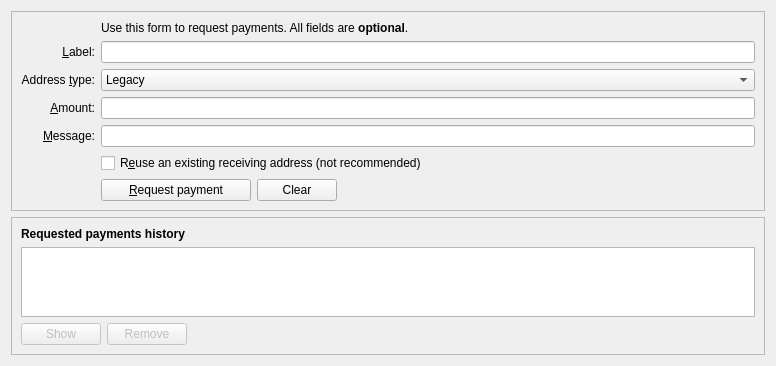
The window that src/qt/forms/receivecoinsdialog.ui (BlueDragon747/lithium) describes before a commit, drawn with Qt 5.
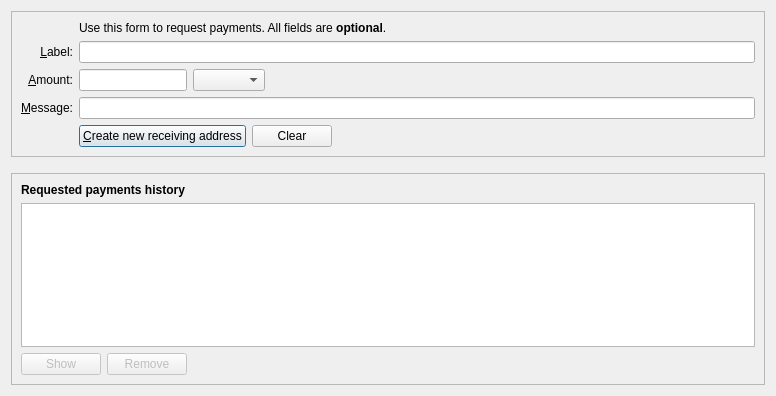
The same window after the commit. Icons and pictures are not drawn. Custom widgets are drawn as their Qt base class.

```diff
--- a/src/qt/forms/receivecoinsdialog.ui
+++ b/src/qt/forms/receivecoinsdialog.ui
@@ -1,13 +1,13 @@
 <?xml version="1.0" encoding="UTF-8"?>
 <ui version="4.0">
  <class>ReceiveCoinsDialog</class>
- <widget class="QWidget" name="ReceiveCoinsDialog">
+ <widget class="QDialog" name="ReceiveCoinsDialog">
   <property name="geometry">
    <rect>
     <x>0</x>
     <y>0</y>
     <width>776</width>
-    <height>364</height>
+    <height>396</height>
    </rect>
   </property>
   <layout class="QVBoxLayout" name="verticalLayout" stretch="0,0,1">
@@ -28,6 +28,38 @@
      <layout class="QVBoxLayout" name="verticalLayout_3">
       <item>
        <layout class="QGridLayout" name="gridLayout">
+        <item row="5" column="0">
+         <widget class="QLabel" name="label">
+          <property name="toolTip">
+           <string>An optional amount to request. Leave this empty or zero to not request a specific amount.</string>
+          </property>
+          <property name="text">
+           <string>&amp;Amount:</string>
+          </property>
+          <property name="alignment">
+           <set>Qt::AlignRight|Qt::AlignTrailing|Qt::AlignVCenter</set>
+          </property>
+          <property name="buddy">
+           <cstring>reqAmount</cstring>
+          </property>
+         </widget>
+        </item>
+        <item row="6" column="0">
+         <widget class="QLabel" name="label_3">
+          <property name="toolTip">
+           <string>An optional message to attach to the payment request, which will be displayed when the request is opened. Note: The message will not be sent with the payment over the Lithium network.</string>
+          </property>
+          <property name="text">
+           <string>&amp;Message:</string>
+          </property>
+          <property name="alignment">
+           <set>Qt::AlignRight|Qt::AlignTrailing|Qt::AlignVCenter</set>
+          </property>
+          <property name="buddy">
+           <cstring>reqMessage</cstring>
+          </property>
+         </widget>
+        </item>
         <item row="4" column="2">
          <widget class="QLineEdit" name="reqLabel">
           <property name="toolTip">
@@ -58,114 +90,14 @@
           </property>
          </widget>
         </item>
-        <item row="5" column="0">
-         <widget class="QLabel" name="label_addressType">
-          <property name="toolTip">
-           <string>Select which address format to generate for this request.</string>
-          </property>
-          <property name="text">
-           <string>Address &amp;type:</string>
-          </property>
-          <property name="alignment">
-           <set>Qt::AlignRight|Qt::AlignTrailing|Qt::AlignVCenter</set>
-          </property>
-          <property name="buddy">
-           <cstring>addressType</cstring>
-          </property>
-         </widget>
-        </item>
-        <item row="5" column="2">
-         <widget class="QComboBox" name="addressType">
-          <property name="toolTip">
-           <string>Select which address format to generate for this request.</string>
-          </property>
-          <item>
-           <property name="text">
-            <string>Legacy</string>
-           </property>
-          </item>
-          <item>
-           <property name="text">
-            <string>P2SH-SegWit</string>
-           </property>
-          </item>
-           <item>
-            <property name="text">
-             <string>Bech32</string>
-            </property>
-           </item>
-         </widget>
-        </item>
-        <item row="6" column="0">
-         <widget class="QLabel" name="label">
-          <property name="toolTip">
-           <string>An optional amount to request. Leave this empty or zero to not request a specific amount.</string>
-          </property>
-          <property name="text">
-           <string>&amp;Amount:</string>
-          </property>
-          <property name="alignment">
-           <set>Qt::AlignRight|Qt::AlignTrailing|Qt::AlignVCenter</set>
-          </property>
-          <property name="buddy">
-           <cstring>reqAmount</cstring>
-          </property>
-         </widget>
-        </item>
         <item row="6" column="2">
-         <widget class="BitcoinAmountField" name="reqAmount">
-          <property name="minimumSize">
-           <size>
-            <width>80</width>
-            <height>0</height>
-           </size>
-          </property>
-          <property name="toolTip">
-           <string>An optional amount to request. Leave this empty or zero to not request a specific amount.</string>
-          </property>
-         </widget>
-        </item>
-        <item row="7" column="0">
-         <widget class="QLabel" name="label_3">
-          <property name="toolTip">
-           <string>An optional message to attach to the payment request, which will be displayed when the request is opened. Note: The message will not be sent with the payment over the network.</string>
-          </property>
-          <property name="text">
-           <string>&amp;Message:</string>
-          </property>
-          <property name="alignment">
-           <set>Qt::AlignRight|Qt::AlignTrailing|Qt::AlignVCenter</set>
-          </property>
-          <property name="buddy">
-           <cstring>reqMessage</cstring>
-          </property>
-         </widget>
-        </item>
-        <item row="7" column="2">
          <widget class="QLineEdit" name="reqMessage">
           <property name="toolTip">
            <string>An optional message to attach to the payment request, which will be displayed when the request is opened. Note: The message will not be sent with the payment over the network.</string>
           </property>
          </widget>
         </item>
-        <item row="8" column="2">
-         <widget class="QCheckBox" name="reuseAddress">
-          <property name="toolTip">
-           <string>Reuse one of the previously used receiving addresses. Reusing addresses has security and privacy issues. Do not use this unless re-generating a payment request made before.</string>
-          </property>
-          <property name="text">
-           <string>R&amp;euse an existing receiving address (not recommended)</string>
-          </property>
-         </widget>
-        </item>
-        <item row="8" column="0">
-         <widget class="QLabel" name="label_4">
-          <property name="text">
-           <string/>
-          </property>
-         </widget>
-        </item>
-        <item row="9" column="2">
+        <item row="7" column="2">
          <layout class="QHBoxLayout" name="horizontalLayout">
           <item>
            <widget class="QPushButton" name="receiveButton">
@@ -176,12 +108,18 @@
              </size>
             </property>
             <property name="text">
-             <string>&amp;Request payment</string>
+             <string>&amp;Create new receiving address</string>
             </property>
             <property name="icon">
              <iconset resource="../bitcoin.qrc">
               <normaloff>:/icons/receiving_addresses</normaloff>:/icons/receiving_addresses</iconset>
             </property>
+            <property name="autoDefault">
+             <bool>false</bool>
+            </property>
+            <property name="default">
+             <bool>true</bool>
+            </property>
            </widget>
           </item>
           <item>
@@ -222,13 +160,74 @@
           </item>
          </layout>
         </item>
-        <item row="9" column="0">
+        <item row="7" column="0">
          <widget class="QLabel" name="label_7">
           <property name="text">
            <string/>
           </property>
          </widget>
         </item>
+        <item row="5" column="2">
+         <layout class="QHBoxLayout" name="horizontalLayout_6">
+          <item>
+           <widget class="BitcoinAmountField" name="reqAmount">
+            <property name="sizePolicy">
+             <sizepolicy hsizetype="Fixed" vsizetype="Fixed">
+              <horstretch>0</horstretch>
+              <verstretch>0</verstretch>
+             </sizepolicy>
+            </property>
+            <property name="minimumSize">
+             <size>
+              <width>80</width>
+              <height>0</height>
+             </size>
+            </property>
+            <property name="maximumSize">
+             <size>
+              <width>1000</width>
+              <height>100</height>
+             </size>
+            </property>
+            <property name="toolTip">
+             <string>An optional amount to request. Leave this empty or zero to not request a specific amount.</string>
+            </property>
+           </widget>
+          </item>
+          <item>
+           <widget class="QComboBox" name="addressType">
+            <property name="sizePolicy">
+             <sizepolicy hsizetype="Fixed" vsizetype="Fixed">
+              <horstretch>0</horstretch>
+              <verstretch>0</verstretch>
+             </sizepolicy>
+            </property>
+            <property name="maximumSize">
+             <size>
+              <width>1000</width>
+              <height>16777215</height>
+             </size>
+            </property>
+            <property name="focusPolicy">
+             <enum>Qt::StrongFocus</enum>
+            </property>
+           </widget>
+          </item>
+          <item>
+           <spacer name="horizontalSpacer_3">
+            <property name="orientation">
+             <enum>Qt::Horizontal</enum>
+            </property>
+            <property name="sizeHint" stdset="0">
+             <size>
+              <width>0</width>
+              <height>0</height>
+             </size>
+            </property>
+           </spacer>
+          </item>
+         </layout>
+        </item>
        </layout>
       </item>
      </layout>
```
Left out of the diff: 20 changed lines with no effect on the pictures.
